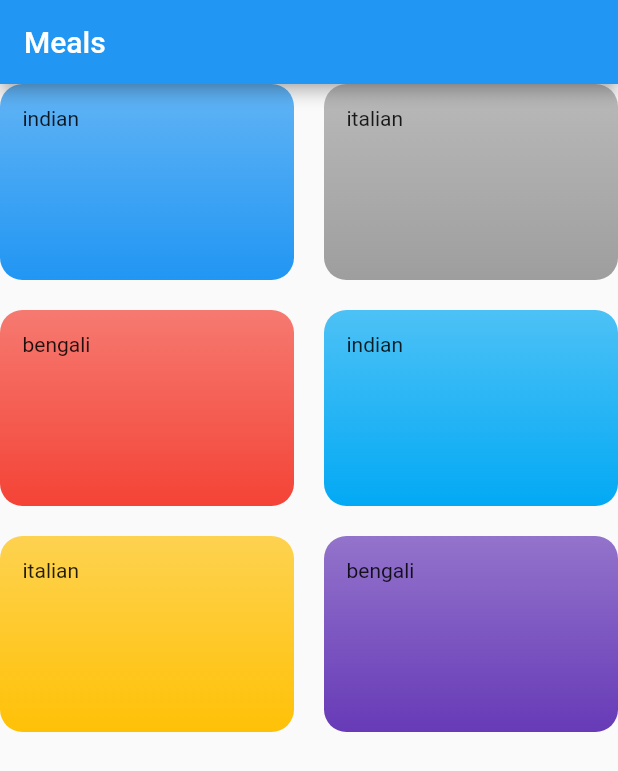
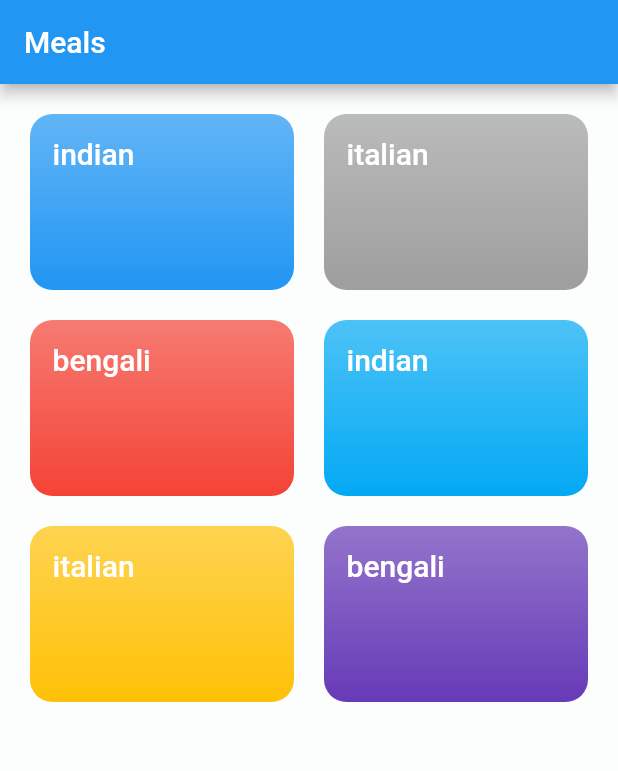
Before and after one commit to bhuvanesh42/meals, a Flutter app: the screen it shows after launch, on a phone screen of 412 x 824 dp. Shown: the top 771 px of the screen. Run offline on Flutter 3.47's test engine with Material 2 defaults, Android fonts, the phone set to English and light mode, and no system bars; Roboto replaces fonts that are missing (katibeh).

Commit message:
added recipe dart and updated navigation

```diff
--- a/lib/categories_screen.dart
+++ b/lib/categories_screen.dart
@@ -8,9 +8,10 @@ class CategoriesScreen extends StatelessWidget {
   Widget build(BuildContext context) {
     return Scaffold(
       appBar: AppBar(
-        title: Text('Meals'),
+        title: Text('Meals',style: Theme.of(context).textTheme.title),
       ),
       body: GridView(
+        padding: EdgeInsets.all(20),
         children: Dummy_values.map((data) => CatrgoryItem(data.title, data.color))
             .toList(),
         gridDelegate: SliverGridDelegateWithMaxCrossAxisExtent(
--- a/lib/category_item.dart
+++ b/lib/category_item.dart
@@ -1,17 +1,28 @@
 import 'package:flutter/cupertino.dart';
 import 'package:flutter/material.dart';
+import 'package:meals/rescipi.dart';
 
 class CatrgoryItem extends StatelessWidget {
   final String title;
   final Color color;
 
   CatrgoryItem(this.title, this.color);
+  void selectoritem(BuildContext ctx){
+    Navigator.of(ctx).push(MaterialPageRoute(builder: (_){
+      return Recipe();
+    }));
+
+  }
 
   @override
   Widget build(BuildContext context) {
-    return Container(
+    return InkWell(
+      onTap: () => selectoritem(context),
+      splashColor: Theme.of(context).primaryColor,
+      borderRadius: BorderRadius.circular(15),
+      child: Container(
         padding: EdgeInsets.all(15),
-      child: Text(title),
+        child: Text(title , style: Theme.of(context).textTheme.title,),
         decoration: BoxDecoration(
             gradient: LinearGradient(
           colors: [color.withOpacity(0.7), color],
@@ -20,6 +31,7 @@ class CatrgoryItem extends StatelessWidget {
         ),
           borderRadius: BorderRadius.circular(15),
         ),
+      ),
     );
   }
 }
--- a/lib/main.dart
+++ b/lib/main.dart
@@ -12,10 +12,15 @@ class MyApp extends StatelessWidget {
     return MaterialApp(
       title: 'meals',
       theme: ThemeData(
-        primaryColor: Colors.blue
-      ),
+          primaryColor: Colors.blue,
+          accentColor: Colors.amber,
+          canvasColor: Color.fromRGBO(251, 254, 253, 1),
+          fontFamily: 'Katibeh',
+          textTheme: ThemeData.light().textTheme.copyWith(
+              body1: TextStyle(color: Color.fromRGBO(24, 23, 22, 1)),
+              body2: TextStyle(color: Color.fromRGBO(24, 23, 22, 1)),
+              title: TextStyle(fontSize: 20,fontFamily: 'katibeh',color: Colors.white)),),
       home: CategoriesScreen(),
-
     );
   }
 }
```
Also changed, not shown: lib/rescipi.dart (added, +19 -0 lines), pubspec.yaml (+4 -6 lines), assets/fonts/Katibeh-Regular.ttf (added). Lines whose indentation alone changed are shown as unchanged.
